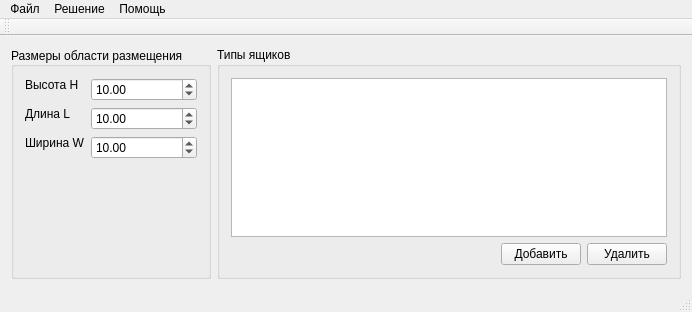
Qt form window.ui (Musseffect/3D-container-packing) before a commit.
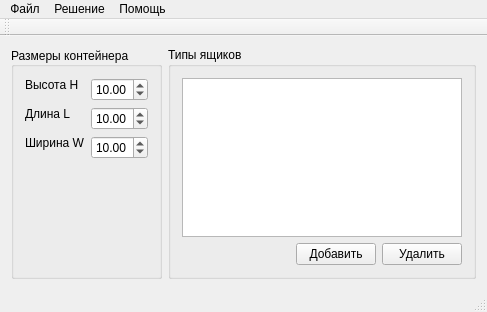
The same form after that commit.

Commit message: Interface changes, help folders and other things

Patch:
```diff
--- a/window.ui
+++ b/window.ui
@@ -6,7 +6,7 @@
    <rect>
     <x>0</x>
     <y>0</y>
-    <width>692</width>
+    <width>487</width>
     <height>312</height>
    </rect>
   </property>
@@ -24,7 +24,7 @@
        </sizepolicy>
       </property>
       <property name="title">
-       <string>Размеры области размещения</string>
+       <string>Размеры контейнера</string>
       </property>
       <property name="alignment">
        <set>Qt::AlignLeading|Qt::AlignLeft|Qt::AlignVCenter</set>
@@ -174,16 +174,16 @@
     <rect>
      <x>0</x>
      <y>0</y>
-     <width>692</width>
+     <width>487</width>
      <height>21</height>
     </rect>
    </property>
-   <widget class="QMenu" name="menu">
+   <widget class="QMenu" name="fileMenu">
     <property name="title">
      <string>Файл</string>
     </property>
    </widget>
-   <widget class="QMenu" name="menu_2">
+   <widget class="QMenu" name="solutionMenu">
     <property name="title">
      <string>Решение</string>
     </property>
@@ -191,15 +191,15 @@
     <addaction name="genetic_action"/>
     <addaction name="test_render_action"/>
    </widget>
-   <widget class="QMenu" name="menu_3">
+   <widget class="QMenu" name="helpMenu">
     <property name="title">
      <string>Помощь</string>
     </property>
     <addaction name="help_action"/>
    </widget>
-   <addaction name="menu"/>
-   <addaction name="menu_2"/>
-   <addaction name="menu_3"/>
+   <addaction name="fileMenu"/>
+   <addaction name="solutionMenu"/>
+   <addaction name="helpMenu"/>
   </widget>
   <widget class="QToolBar" name="mainToolBar">
    <attribute name="toolBarArea">
```
Left out of the diff: 14 changed lines with no effect on the pictures. The commit also changes 67 other files.
